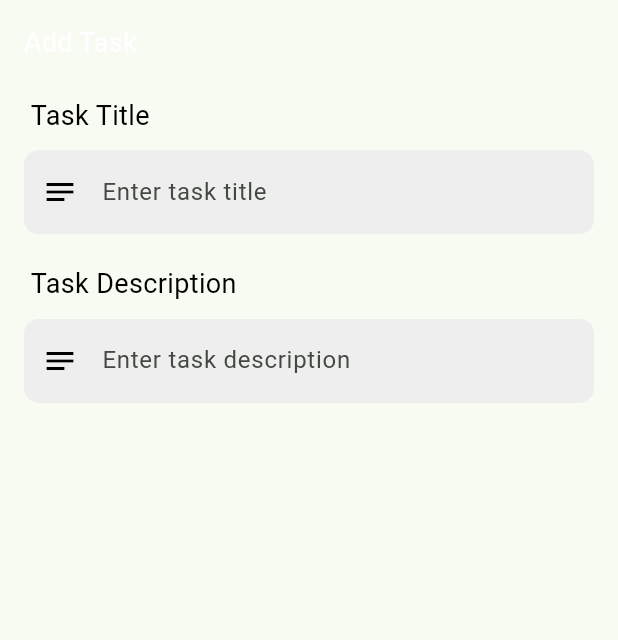
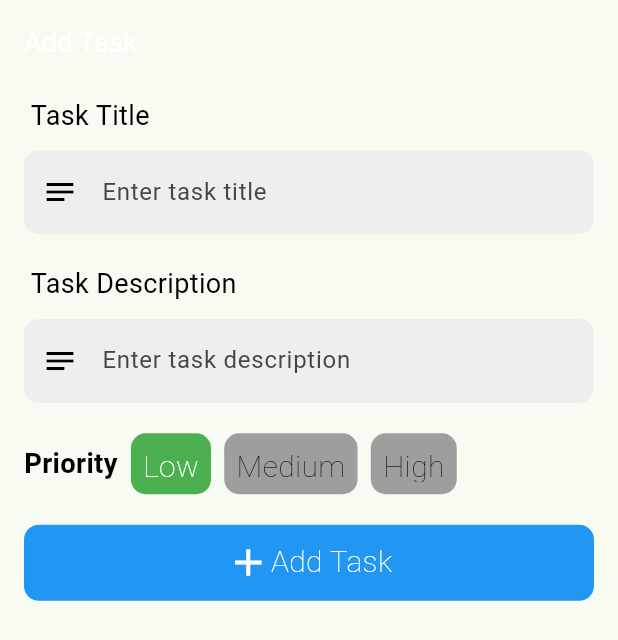
Before and after one commit to SuHwanYoon/Flutter-Todo-App, a Flutter app: the AddTaskScreen screen opened directly, on a phone screen of 412 x 824 dp. Shown: the top 640 px of the screen. Run offline on Flutter 3.47's test engine with Material 3 defaults, Android fonts, the phone set to English and light mode, and no system bars; our stand-ins replace cloud_firestore, firebase_auth, firebase_core, flutter_riverpod, font_awesome_flutter, freezed_annotation and 3 more; accounts and stored records are empty; generated files the repository leaves out were written again.

Commit message:
add Task Screen UI, firebase ropository, Model setting

```diff
--- /dev/null
+++ b/lib/features/task_management/data/firestore_repository.dart
@@ -0,0 +1,10 @@
+import 'package:cloud_firestore/cloud_firestore.dart';
+
+class FirestoreRepository {
+  FirestoreRepository(this._firestore);
+
+  final FirebaseFirestore _firestore;
+
+
+
+}
--- /dev/null
+++ b/lib/features/task_management/domain/task.dart
@@ -0,0 +1,22 @@
+
+// freezed문법을 사용해 dart data class를 작성
+import 'package:freezed_annotation/freezed_annotation.dart';
+
+part 'task.freezed.dart';
+part 'task.g.dart';
+
+@freezed
+abstract class Task with _$Task {
+  const factory Task({
+    required String id,
+    required String title,
+    required String description,
+    required String priority, // 'Low', 'Medium', 'High'
+    required DateTime date,
+    required bool isCompleted,
+  }) = _Task;
+
+  // Firestore에서 데이터를 읽어올 때 사용
+  factory Task.fromJson(Map<String, Object?> json) => _$TaskFromJson(json);
+
+}
--- a/lib/features/task_management/presentation/screens/add_task_screen.dart
+++ b/lib/features/task_management/presentation/screens/add_task_screen.dart
@@ -12,11 +12,11 @@ class AddTaskScreen extends ConsumerStatefulWidget {
 }
 
 class _AddTaskScreenState extends ConsumerState<AddTaskScreen> {
-
-
   final _titleController = TextEditingController();
   final _descriptionController = TextEditingController();
-
+  // 아래 위젯버튼에서 사용할 텍스트 리스트로 선언
+  final List<String> _priorities = ['Low', 'Medium', 'High'];
+  int _selectedPriorityIndex = 0;
 
   @override
   void dispose() {
@@ -54,6 +54,91 @@ class _AddTaskScreenState extends ConsumerState<AddTaskScreen> {
               maxLines: 3,
               controller: _descriptionController,
             ),
+            SizedBox(height: SizeConfig.getProportionateHeight(20.0)),
+            // 우선순위 선택하는 Row 위젯
+            Row(
+              children: [
+                Text(
+                  'Priority',
+                  style: Appstyles.headingTextStyle.copyWith(
+                    fontSize: SizeConfig.getProportionateHeight(18),
+                  ),
+                ),
+                Expanded(
+                  child: SizedBox(
+                    height: SizeConfig.getProportionateHeight(40),
+                    child: ListView.builder(
+                      scrollDirection: Axis.horizontal,
+                      itemCount: _priorities.length,
+                      itemBuilder: (context, index) {
+                        final priority = _priorities[index];
+                        // GestureDetector는 탭 이벤트를 감지하는 위젯입니다.
+                        // 사용자가 우선순위 버튼을 탭하면 _selectedPriorityIndex를 업데이트하고
+                        // 화면을 다시 그려 선택된 우선순위가 시각적으로 표시되도록 합니다.
+                        return GestureDetector(
+                          onTap: () {
+                            setState(() {
+                              _selectedPriorityIndex = index;
+                            });
+                          },
+                          child: Container(
+                            margin: EdgeInsets.only(
+                              left: SizeConfig.getProportionateWidth(8.0),
+                            ),
+                            padding: EdgeInsets.all(
+                              SizeConfig.getProportionateHeight(8.0),
+                            ),
+                            alignment: Alignment.center,
+                            decoration: BoxDecoration(
+                              borderRadius: BorderRadius.circular(10),
+                              color: _selectedPriorityIndex == index
+                                  ? Colors.green
+                                  : Colors.grey,
+                            ),
+                            child: Text(
+                              priority,
+                              style: Appstyles.normalTextStyle.copyWith(
+                                color: _selectedPriorityIndex == index
+                                    ? Colors.white
+                                    : Colors.black,
+                                fontSize: 20,
+                              ),
+                            ),
+                          ),
+                        );
+                      },
+                    ),
+                  ),
+                ),
+              ],
+            ),
+            SizedBox(height: SizeConfig.getProportionateHeight(20.0)),
+            InkWell(
+              onTap: () {},
+              child: Container(
+                alignment: Alignment.center,
+                height: SizeConfig.getProportionateHeight(50),
+                width: SizeConfig.screenWidth,
+                decoration: BoxDecoration(
+                  borderRadius: BorderRadius.circular(10),
+                  color: Colors.blue,
+                ),
+                child: Row(
+                  mainAxisAlignment: MainAxisAlignment.center,
+                  // 'Add Task' 버튼 내부에 아이콘과 텍스트를 배치합니다.
+                  children: [
+                    const Icon(Icons.add, color: Colors.white, size: 30),
+                    Text(
+                      'Add Task',
+                      style: Appstyles.normalTextStyle.copyWith(
+                        color: Colors.white,
+                        fontSize: 20,
+                      ),
+                    ),
+                  ],
+                ),
+              ),
+            ),
           ],
         ),
       ),
--- a/pubspec.yaml
+++ b/pubspec.yaml
@@ -43,6 +43,8 @@ dependencies:
   firebase_core: ^4.1.0
   cloud_firestore: ^6.0.1
   font_awesome_flutter: ^10.10.0
+  freezed_annotation: ^3.1.0
+  json_annotation: ^4.9.0
 
 dev_dependencies:
   flutter_test:
@@ -57,6 +59,8 @@ dev_dependencies:
   build_runner: ^2.5.4
   riverpod_generator: ^2.6.5
   riverpod_lint: ^2.6.5
+  freezed: ^3.1.0
+  json_serializable: ^6.9.5
 
 # For information on the generic Dart part of this file, see the
 # following page: https://dart.dev/tools/pub/pubspec
```
Also changed, not shown: lib/features/task_management/domain/task.freezed.dart (added), lib/features/task_management/domain/task.g.dart (added), pubspec.lock, 4 other files.
